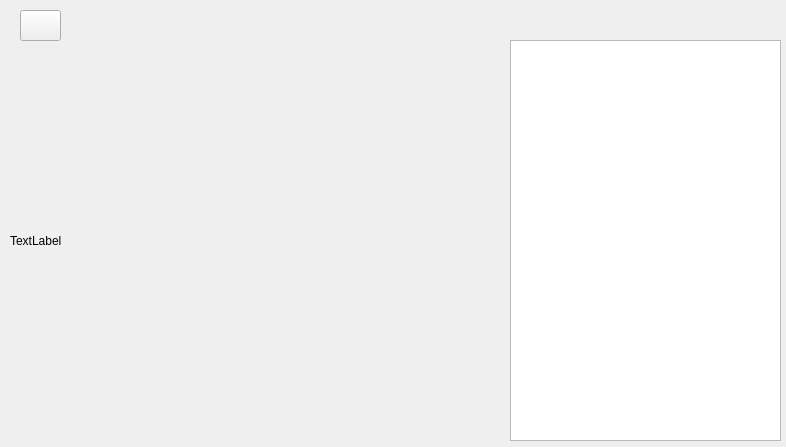
Qt form bad_apple/widget.ui (zhuangzuoyi/learn_qt) before a commit.
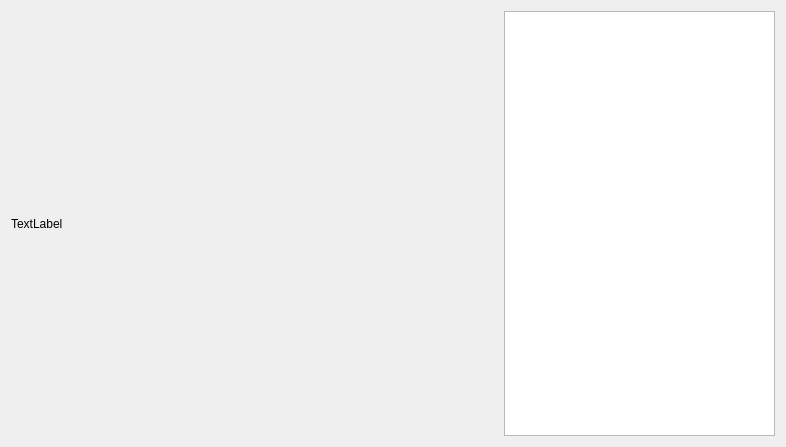
The same form after that commit. Icons and pictures are not drawn.

Commit message: delete ui of bad_apple

Patch:
```diff
--- a/bad_apple/widget.ui
+++ b/bad_apple/widget.ui
@@ -13,15 +13,11 @@
   <property name="windowTitle">
    <string>BadApple</string>
   </property>
+  <layout class="QVBoxLayout" name="verticalLayout">
+   <item>
+    <layout class="QHBoxLayout" name="horizontalLayout" stretch="9,5">
+     <item>
   <widget class="QLabel" name="Showgif">
-   <property name="geometry">
-    <rect>
-     <x>10</x>
-     <y>50</y>
-     <width>481</width>
-     <height>381</height>
-    </rect>
-   </property>
    <property name="autoFillBackground">
     <bool>true</bool>
    </property>
@@ -29,33 +25,13 @@
     <string>TextLabel</string>
    </property>
   </widget>
-  <widget class="QPushButton" name="openbtn">
-   <property name="geometry">
-    <rect>
-     <x>20</x>
-     <y>10</y>
-     <width>41</width>
-     <height>31</height>
-    </rect>
-   </property>
-   <property name="text">
-    <string/>
-   </property>
-   <property name="icon">
-    <iconset theme="SP_DialogOpenButton">
-     <normaloff>.</normaloff>.</iconset>
-   </property>
-  </widget>
-  <widget class="QTextBrowser" name="log">
-   <property name="geometry">
-    <rect>
-     <x>510</x>
-     <y>40</y>
-     <width>271</width>
-     <height>401</height>
-    </rect>
-   </property>
-  </widget>
+     </item>
+     <item>
+      <widget class="QTextBrowser" name="log"/>
+     </item>
+    </layout>
+   </item>
+  </layout>
  </widget>
  <layoutdefault spacing="6" margin="11"/>
  <resources/>
```
Lines whose indentation alone changed are shown as unchanged. The commit also changes 2 other files.
